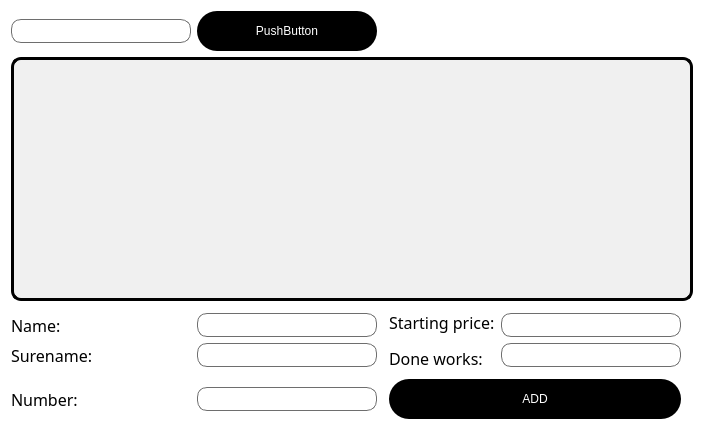
natalyatesluk/courseWork, file masterswnd.ui: the form before one commit.
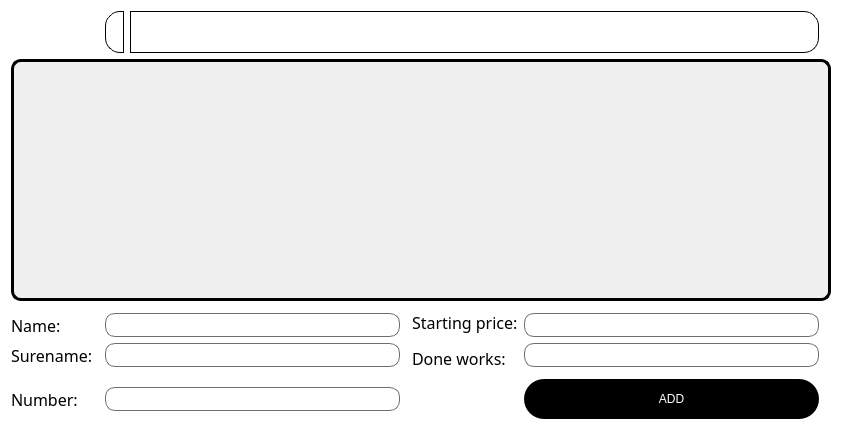
The form after the commit. Icons and pictures are not drawn.

Commit message: search made, icons added, delete dbmanager::updateList

The edit to the form file:
```diff
--- a/masterswnd.ui
+++ b/masterswnd.ui
@@ -6,7 +6,7 @@
    <rect>
     <x>0</x>
     <y>0</y>
-    <width>704</width>
+    <width>842</width>
     <height>430</height>
    </rect>
   </property>
@@ -81,31 +81,7 @@
 QLabel{font: 12pt &quot;Candara&quot;;}</string>
   </property>
   <layout class="QGridLayout" name="gridLayout">
-   <item row="0" column="1">
-    <widget class="QPushButton" name="searchPb">
-     <property name="text">
-      <string>PushButton</string>
-     </property>
-    </widget>
-   </item>
-   <item row="4" column="4">
-    <widget class="QLineEdit" name="doneWorkLE">
-     <property name="styleSheet">
-      <string notr="true">QLineEdit {
-                 background-color: white;
-                 color: black;
-                 border: 1px solid rgb(110, 110, 110);
-              border-radius: 10px;
-                 padding: 3px 7px;
-             }
-
-             QLineEdit:focus {
-                 border: 2px solid rgb(90, 90, 90);
-            }</string>
-     </property>
-    </widget>
-   </item>
-   <item row="3" column="4">
+   <item row="4" column="5">
     <widget class="QLineEdit" name="priceLE">
      <property name="styleSheet">
       <string notr="true">QLineEdit {
@@ -122,98 +98,24 @@
      </property>
     </widget>
    </item>
-   <item row="4" column="3" rowspan="2">
-    <widget class="QLabel" name="doneWorkLb">
-     <property name="font">
-      <font>
-       <family>Candara</family>
-       <pointsize>12</pointsize>
-       <italic>false</italic>
-       <bold>false</bold>
-      </font>
-     </property>
-     <property name="text">
-      <string>Done works:</string>
-     </property>
-    </widget>
-   </item>
-   <item row="6" column="3" colspan="2">
-    <widget class="QPushButton" name="addPb">
-     <property name="text">
-      <string>ADD</string>
-     </property>
-    </widget>
-   </item>
-   <item row="2" column="3" rowspan="2">
-    <widget class="QLabel" name="priceLb">
-     <property name="font">
-      <font>
-       <family>Candara</family>
-       <pointsize>12</pointsize>
-       <italic>false</italic>
-       <bold>false</bold>
-      </font>
-     </property>
-     <property name="text">
-      <string>Starting price:</string>
-     </property>
-    </widget>
-   </item>
-   <item row="0" column="0">
-    <widget class="QLineEdit" name="searchLE"/>
-   </item>
-   <item row="1" column="0" colspan="7">
-    <widget class="QTableView" name="mastersTv">
+   <item row="5" column="2">
+    <widget class="QLineEdit" name="surenameLE">
      <property name="styleSheet">
-      <string notr="true">QTableView {
-    border: 3px solid black;
-    border-radius: 10px;
-    background-color: #f0f0f0;  /* Фон заокругленого віджета */
-    selection-background-color: #a6a6a6;  /* Колір виділення */
-}
-/* Імена стовбців */
-QHeaderView::section {
-    background-color: #404040;  /* Колір фону */
-    color: white;  /* Колір тексту */
-    padding: 4px;
-    border: 1px solid #303030;  /* Границі */
-}
+      <string notr="true">QLineEdit {
+                 background-color: white;
+                 color: black;
+                 border: 1px solid rgb(110, 110, 110);
+              border-radius: 10px;
+                 padding: 3px 7px;
+             }
 
-/* Номерація рядків */
-QTableView QTableCornerButton::section {
-    background-color: #404040;  /* Колір фону */
-    color: white;  /* Колір тексту */
-    border: 1px solid #303030;  /* Границі */
-}
-
-
-QTableView::item:hover {
-    border: 2px solid #505050;  /* Колір границі при наведенні */
-}
-
-QTableView::item:selected {
-    border: 2px solid #303030;  /* Колір границі при виділенні */
-}
-</string>
+             QLineEdit:focus {
+                 border: 2px solid rgb(90, 90, 90);
+            }</string>
      </property>
     </widget>
    </item>
-   <item row="3" column="0">
-    <widget class="QLabel" name="nameLb">
-     <property name="font">
-      <font>
-       <family>Candara</family>
-       <pointsize>12</pointsize>
-       <italic>false</italic>
-       <bold>false</bold>
-      </font>
-     </property>
-     <property name="text">
-      <string>Name:</string>
-     </property>
-    </widget>
-   </item>
-   <item row="4" column="0">
+   <item row="5" column="0">
     <widget class="QLabel" name="surenameLb">
      <property name="font">
       <font>
@@ -228,22 +130,7 @@
      </property>
     </widget>
    </item>
-   <item row="6" column="0">
-    <widget class="QLabel" name="numberLb">
-     <property name="font">
-      <font>
-       <family>Candara</family>
-       <pointsize>12</pointsize>
-       <italic>false</italic>
-       <bold>false</bold>
-      </font>
-     </property>
-     <property name="text">
-      <string>Number:</string>
-     </property>
-    </widget>
-   </item>
-   <item row="3" column="1">
+   <item row="4" column="2">
     <widget class="QLineEdit" name="nameLE">
      <property name="styleSheet">
       <string notr="true">QLineEdit {
@@ -260,8 +147,8 @@
      </property>
     </widget>
    </item>
-   <item row="4" column="1">
-    <widget class="QLineEdit" name="surenameLE">
+   <item row="5" column="5">
+    <widget class="QLineEdit" name="doneWorkLE">
      <property name="styleSheet">
       <string notr="true">QLineEdit {
                  background-color: white;
@@ -277,7 +164,22 @@
      </property>
     </widget>
    </item>
-   <item row="6" column="1">
+   <item row="4" column="0">
+    <widget class="QLabel" name="nameLb">
+     <property name="font">
+      <font>
+       <family>Candara</family>
+       <pointsize>12</pointsize>
+       <italic>false</italic>
+       <bold>false</bold>
+      </font>
+     </property>
+     <property name="text">
+      <string>Name:</string>
+     </property>
+    </widget>
+   </item>
+   <item row="7" column="2">
     <widget class="QLineEdit" name="numberLE">
      <property name="styleSheet">
       <string notr="true">QLineEdit {
@@ -294,6 +196,139 @@
      </property>
     </widget>
    </item>
+   <item row="5" column="4" rowspan="2">
+    <widget class="QLabel" name="doneWorkLb">
+     <property name="font">
+      <font>
+       <family>Candara</family>
+       <pointsize>12</pointsize>
+       <italic>false</italic>
+       <bold>false</bold>
+      </font>
+     </property>
+     <property name="text">
+      <string>Done works:</string>
+     </property>
+    </widget>
+   </item>
+   <item row="7" column="0">
+    <widget class="QLabel" name="numberLb">
+     <property name="font">
+      <font>
+       <family>Candara</family>
+       <pointsize>12</pointsize>
+       <italic>false</italic>
+       <bold>false</bold>
+      </font>
+     </property>
+     <property name="text">
+      <string>Number:</string>
+     </property>
+    </widget>
+   </item>
+   <item row="2" column="0" colspan="8">
+    <widget class="QTableView" name="mastersTv">
+     <property name="styleSheet">
+      <string notr="true">QTableView {
+    border: 3px solid black;
+    border-radius: 10px;
+    background-color: #f0f0f0;  /* Фон заокругленого віджета */
+    selection-background-color: #a6a6a6;  /* Колір виділення */
+}
+/* Імена стовбців */
+QHeaderView::section {
+    background-color: #404040;  /* Колір фону */
+    color: white;  /* Колір тексту */
+    padding: 4px;
+    border: 1px solid #303030;  /* Границі */
+}
+
+/* Номерація рядків */
+QTableView QTableCornerButton::section {
+    background-color: #404040;  /* Колір фону */
+    color: white;  /* Колір тексту */
+    border: 1px solid #303030;  /* Границі */
+}
+
+
+QTableView::item:hover {
+    border: 2px solid #505050;  /* Колір границі при наведенні */
+}
+
+QTableView::item:selected {
+    border: 2px solid #303030;  /* Колір границі при виділенні */
+}
+</string>
+     </property>
+    </widget>
+   </item>
+   <item row="3" column="4" rowspan="2">
+    <widget class="QLabel" name="priceLb">
+     <property name="font">
+      <font>
+       <family>Candara</family>
+       <pointsize>12</pointsize>
+       <italic>false</italic>
+       <bold>false</bold>
+      </font>
+     </property>
+     <property name="text">
+      <string>Starting price:</string>
+     </property>
+    </widget>
+   </item>
+   <item row="7" column="5">
+    <widget class="QPushButton" name="addPb">
+     <property name="text">
+      <string>ADD</string>
+     </property>
+    </widget>
+   </item>
+   <item row="0" column="2" colspan="4">
+    <layout class="QHBoxLayout" name="horizontalLayout">
+     <item>
+      <widget class="QLabel" name="searchLbl">
+       <property name="styleSheet">
+        <string notr="true">QLabel {
+    border: 1px solid #000000; /* Задайте границю */
+    border-top-left-radius: 15px; /* Заокруглення тільки з одного боку */
+    border-bottom-left-radius: 15px;
+    border-top-right-radius: 0; /* Встановіть інші кути без заокруглення */
+    border-bottom-right-radius: 0;
+    background-color: rgb(255, 255, 255); /* Колір фону */
+    color: #000000; /* Колір тексту */
+    padding: 5px; /* Відступи */
+    width: 35px;
+    height: 30px;
+}
+</string>
+       </property>
+       <property name="text">
+        <string/>
+       </property>
+       <property name="pixmap">
+        <pixmap resource="picture.qrc">:/photo/search.png</pixmap>
+       </property>
+      </widget>
+     </item>
+     <item>
+      <widget class="QLineEdit" name="searchLE">
+       <property name="styleSheet">
+        <string notr="true"> border: 1px solid #000000; /* Задайте границю */
+    border-top-left-radius: 0px; /* Заокруглення тільки з одного боку */
+    border-bottom-left-radius: 0;
+    border-top-right-radius: 15px; /* Встановіть інші кути без заокруглення */
+    border-bottom-right-radius:15px;
+    background-color: rgb(255, 255, 255); /* Колір фону */
+    color: #000000; /* Колір тексту */
+    padding: 5px; /* Відступи */
+    width: 665px;
+    height: 30px;</string>
+       </property>
+      </widget>
+     </item>
+    </layout>
+   </item>
   </layout>
  </widget>
  <resources/>
```
Left out of the diff: 18 changed lines with no effect on the pictures. The commit also changes 657 other files.
